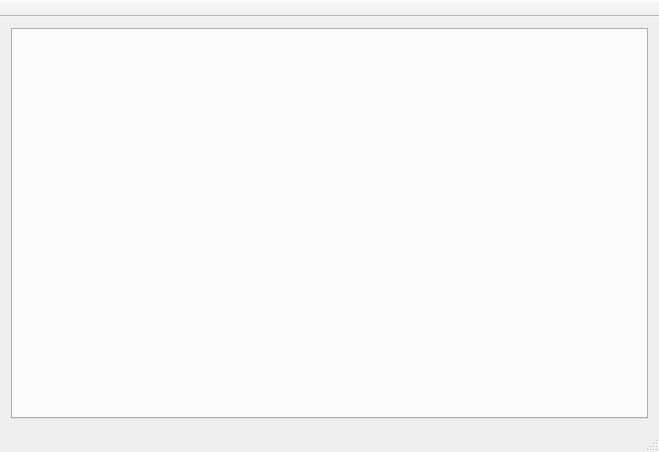
Above: mainwindow.ui from theme/MangaLib before the change. Below: the same form after it.
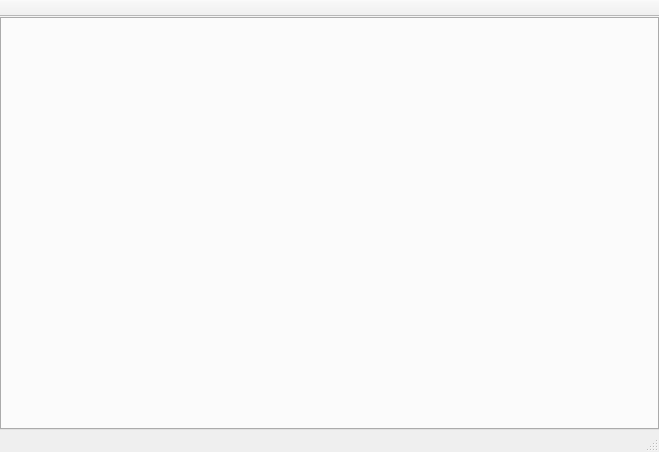
That is the form after the change. Icons and pictures are not drawn.

What changed in the file:
```diff
--- a/mainwindow.ui
+++ b/mainwindow.ui
@@ -19,6 +19,21 @@
   </property>
   <widget class="QWidget" name="centralWidget">
    <layout class="QGridLayout" name="gridLayout_2">
+    <property name="leftMargin">
+     <number>0</number>
+    </property>
+    <property name="topMargin">
+     <number>0</number>
+    </property>
+    <property name="rightMargin">
+     <number>0</number>
+    </property>
+    <property name="bottomMargin">
+     <number>0</number>
+    </property>
+    <property name="spacing">
+     <number>0</number>
+    </property>
     <item row="0" column="0">
      <widget class="QTabWidget" name="topTabWidget">
       <property name="currentIndex">
```
Left out of the diff: 2 changed lines with no effect on the pictures.
